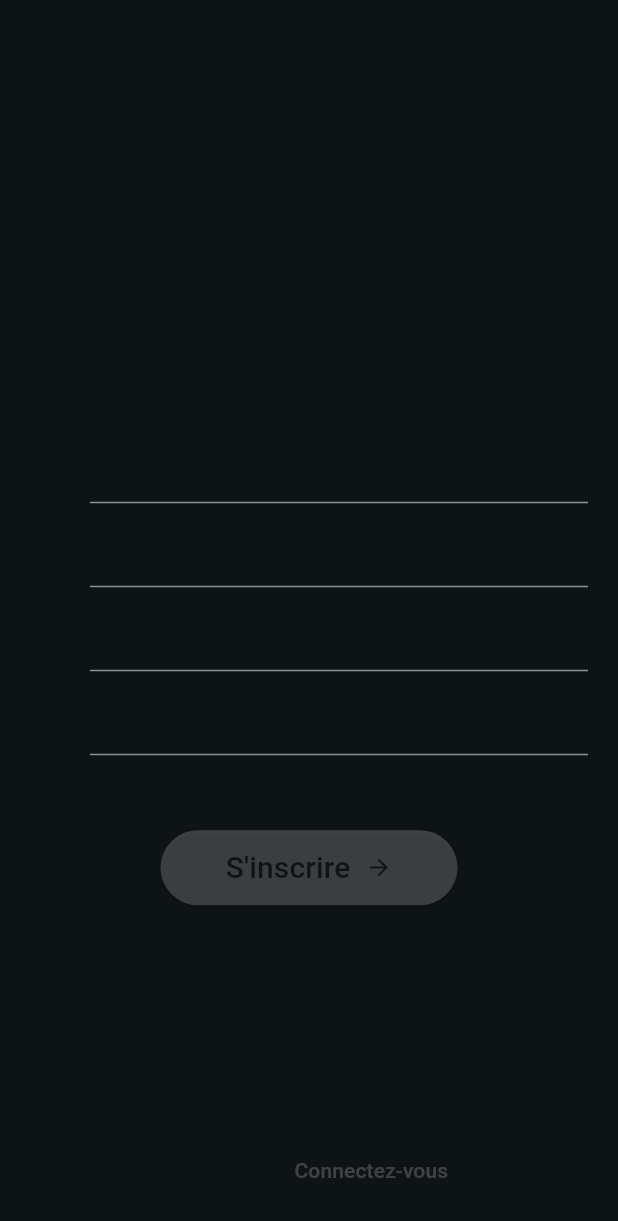
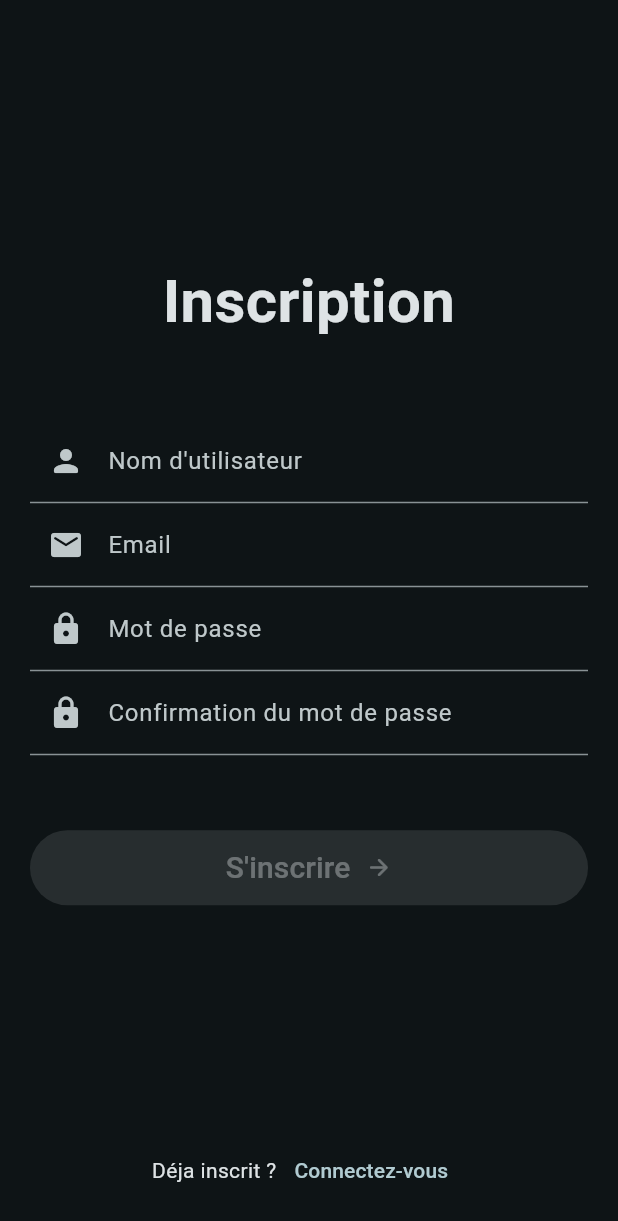
Before and after one commit to aquatracking/mobile-app, a Flutter app: the screen it shows after launch, after a tap on "Inscrivez-vous", on a phone screen of 412 x 824 dp. Shown: the top 1221 px of the screen. Run offline on Flutter 3.47's test engine with Material 2 defaults, Android fonts, the phone set to English and light mode, and no system bars; our stand-ins replace cookie_jar, date_time_picker, dio, dio_cookie_manager, fl_chart, image_cropper and 3 more; missing offline and left inert: eventify.

Commit message:
[REFACTOR] Add Material You to Login and Register screen

```diff
--- a/lib/screen/login_screen.dart
+++ b/lib/screen/login_screen.dart
@@ -1,5 +1,3 @@
-import 'dart:developer';
-
 import 'package:aquatracking/errors/bad_login_error.dart';
 import 'package:aquatracking/model/authentication_model.dart';
 import 'package:aquatracking/screen/main_screen.dart';
@@ -22,7 +20,6 @@ class _LoginScreenState extends State<LoginScreen> {
   Widget build(BuildContext context) {
     AuthenticationService authenticationService = AuthenticationService();
     return Scaffold(
-      backgroundColor: Theme.of(context).backgroundColor,
       body: Padding(
         padding: const EdgeInsets.all(20.0),
         child: Form(
@@ -31,10 +28,9 @@ class _LoginScreenState extends State<LoginScreen> {
             crossAxisAlignment: CrossAxisAlignment.center,
             children: [
               const Spacer(),
-              Text('Connexion',
+              const Text('Connexion',
                   textAlign: TextAlign.center,
                   style: TextStyle(
-                    color: Theme.of(context).primaryColor,
                     fontSize: 40,
                     fontWeight: FontWeight.bold,
                   )),
@@ -42,67 +38,30 @@ class _LoginScreenState extends State<LoginScreen> {
               TextFormField(
                 textInputAction: TextInputAction.next,
                 onChanged: (value) {
-                  authModel.email = value;
+                  setState(() {
+                    authModel.email = value;
+                  });
                 },
-                cursorColor: Theme.of(context).primaryColor,
-                style: TextStyle(
-                  color: Theme.of(context).primaryColor,
-                ),
-                decoration: InputDecoration(
+                decoration: const InputDecoration(
                   labelText: 'Email',
-                  labelStyle: TextStyle(
-                    color: Theme.of(context).primaryColor,
-                  ),
-                  icon: Icon(
-                    Icons.email,
-                    color: Theme.of(context).primaryColor,
-                  ),
-                  focusedBorder: UnderlineInputBorder(
-                    borderSide: BorderSide(
-                      color: Theme.of(context).primaryColor,
-                    ),
-                  ),
+                  prefixIcon: Icon(Icons.email_rounded),
                 ),
               ),
               TextFormField(
                 onChanged: (value) {
-                  authModel.password = value;
+                  setState(() {
+                    authModel.password = value;
+                  });
                 },
-                cursorColor: Theme.of(context).primaryColor,
-                style: TextStyle(
-                  color: Theme.of(context).primaryColor,
-                ),
                 obscureText: true,
-                decoration: InputDecoration(
+                decoration: const InputDecoration(
                   labelText: 'Mot de passe',
-                  labelStyle: TextStyle(
-                    color: Theme.of(context).primaryColor,
-                  ),
-                  icon: Icon(
-                    Icons.lock,
-                    color: Theme.of(context).primaryColor,
-                  ),
-                  focusedBorder: UnderlineInputBorder(
-                    borderSide: BorderSide(
-                      color: Theme.of(context).primaryColor,
-                    ),
-                  ),
+                  prefixIcon: Icon(Icons.lock_rounded),
                 ),
               ),
               const Padding(padding: EdgeInsets.only(top: 50)),
               ElevatedButton(
-                style: ButtonStyle(
-                  backgroundColor: MaterialStateProperty.resolveWith<Color>(
-                    (Set<MaterialState> states) {
-                      if (states.contains(MaterialState.pressed)) {
-                        return const Color(0xFF0781d7);
-                      }
-                      return Theme.of(context)
-                          .highlightColor; // Use the component's default.
-                    },
-                  ),
-                ),
-                onPressed: () {
+                onPressed: !isFormValid() ? null : () {
                   if(authModel.email.isEmpty) {
                     PopupUtils.showError(context, 'Email maquant', 'Veuillez saisir votre email');
                   } else if(authModel.password.isEmpty) {
@@ -121,21 +80,19 @@ class _LoginScreenState extends State<LoginScreen> {
                 },
                 child: SizedBox(
                   height: 50,
-                  width: 150,
+                  width: double.infinity,
                   child: Row(
                     mainAxisAlignment: MainAxisAlignment.center,
-                    children: [
+                    children: const [
                       Text(
                         'Connexion',
                         style: TextStyle(
-                          color: Theme.of(context).primaryColor,
                           fontSize: 20,
                         ),
                       ),
-                      const Padding(padding: EdgeInsets.only(left: 10)),
+                      Padding(padding: EdgeInsets.only(left: 10)),
                       Icon(
-                        Icons.arrow_forward,
-                        color: Theme.of(context).primaryColor,
+                        Icons.arrow_forward_rounded,
                       ),
                     ],
                   ),
@@ -145,15 +102,18 @@ class _LoginScreenState extends State<LoginScreen> {
               Row(
                 mainAxisAlignment: MainAxisAlignment.center,
                 children: [
-                  Text(
+                  const Text(
                     'Pas encore inscrit ?',
-                    style: TextStyle(
-                      color: Theme.of(context).primaryColor,
-                    ),
                   ),
-                  TextButton(onPressed: () {
-                    Navigator.push(context, MaterialPageRoute(builder: (context) => const RegisterScreen()));
-                  }, child: Text('Inscrivez-vous', style: TextStyle(color: Theme.of(context).highlightColor),)),
+                  TextButton(
+                      onPressed: () {
+                        Navigator.push(context, MaterialPageRoute(builder: (context) => const RegisterScreen()));
+                      },
+                      style: TextButton.styleFrom(
+                        foregroundColor: Theme.of(context).colorScheme.secondary,
+                      ),
+                      child: const Text('Inscrivez-vous')
+                  ),
                 ],
               )
             ],
@@ -162,4 +122,8 @@ class _LoginScreenState extends State<LoginScreen> {
       ),
     );
   }
+
+  isFormValid() {
+    return authModel.email.isNotEmpty && authModel.password.isNotEmpty;
+  }
 }
--- a/lib/screen/register_screen.dart
+++ b/lib/screen/register_screen.dart
@@ -17,7 +17,6 @@ class _RegisterScreenState extends State<RegisterScreen> {
   @override
   Widget build(BuildContext context) {
     return Scaffold(
-      backgroundColor: Theme.of(context).backgroundColor,
       body: Padding(
         padding: const EdgeInsets.all(20.0),
         child: Form(
@@ -26,10 +25,9 @@ class _RegisterScreenState extends State<RegisterScreen> {
             crossAxisAlignment: CrossAxisAlignment.center,
             children: [
               const Spacer(),
-              Text('Inscription',
+              const Text('Inscription',
                   textAlign: TextAlign.center,
                   style: TextStyle(
-                    color: Theme.of(context).primaryColor,
                     fontSize: 40,
                     fontWeight: FontWeight.bold,
                   )),
@@ -37,117 +35,55 @@ class _RegisterScreenState extends State<RegisterScreen> {
               TextFormField(
                 textInputAction: TextInputAction.next,
                 onChanged: (value) {
-                  registerModel.username = value;
+                  setState(() {
+                    registerModel.username = value;
+                  });
                 },
-                cursorColor: Theme.of(context).primaryColor,
-                style: TextStyle(
-                  color: Theme.of(context).primaryColor,
-                ),
-                decoration: InputDecoration(
+                decoration: const InputDecoration(
                   labelText: 'Nom d\'utilisateur',
-                  labelStyle: TextStyle(
-                    color: Theme.of(context).primaryColor,
-                  ),
-                  icon: Icon(
-                    Icons.person,
-                    color: Theme.of(context).primaryColor,
-                  ),
-                  focusedBorder: UnderlineInputBorder(
-                    borderSide: BorderSide(
-                      color: Theme.of(context).primaryColor,
-                    ),
-                  ),
+                  prefixIcon: Icon(Icons.person_rounded),
                 ),
               ),
               TextFormField(
                 textInputAction: TextInputAction.next,
                 onChanged: (value) {
-                  registerModel.email = value;
+                  setState(() {
+                    registerModel.email = value;
+                  });
                 },
-                cursorColor: Theme.of(context).primaryColor,
-                style: TextStyle(
-                  color: Theme.of(context).primaryColor,
+                decoration: const InputDecoration(
+                  labelText: 'Email',
+                  prefixIcon: Icon(Icons.email_rounded),
                 ),
-                decoration: InputDecoration(
-                  labelText: 'Email',
-                  labelStyle: TextStyle(
-                    color: Theme.of(context).primaryColor,
-                  ),
-                  icon: Icon(
-                    Icons.email,
-                    color: Theme.of(context).primaryColor,
-                  ),
-                  focusedBorder: UnderlineInputBorder(
-                    borderSide: BorderSide(
-                      color: Theme.of(context).primaryColor,
-                    ),
-                  ),
+              ),
+              TextFormField(
+                textInputAction: TextInputAction.next,
+                onChanged: (value) {
+                  setState(() {
+                    registerModel.password = value;
+                  });
+                },
+                obscureText: true,
+                decoration: const InputDecoration(
+                  labelText: 'Mot de passe',
+                  prefixIcon: Icon(Icons.lock_rounded),
                 ),
               ),
               TextFormField(
                 onChanged: (value) {
-                  registerModel.password = value;
+                  setState(() {
+                    registerModel.passwordConfirmation = value;
+                  });
                 },
-                cursorColor: Theme.of(context).primaryColor,
-                style: TextStyle(
-                  color: Theme.of(context).primaryColor,
-                ),
                 obscureText: true,
-                decoration: InputDecoration(
-                  labelText: 'Mot de passe',
-                  labelStyle: TextStyle(
-                    color: Theme.of(context).primaryColor,
-                  ),
-                  icon: Icon(
-                    Icons.lock,
-                    color: Theme.of(context).primaryColor,
-                  ),
-                  focusedBorder: UnderlineInputBorder(
-                    borderSide: BorderSide(
-                      color: Theme.of(context).primaryColor,
-                    ),
-                  ),
-                ),
-              ),
-              TextFormField(
-                onChanged: (value) {
-                  registerModel.passwordConfirmation = value;
-                },
-                cursorColor: Theme.of(context).primaryColor,
-                style: TextStyle(
-                  color: Theme.of(context).primaryColor,
-                ),
-                obscureText: true,
-                decoration: InputDecoration(
+                decoration: const InputDecoration(
                   labelText: 'Confirmation du mot de passe',
-                  labelStyle: TextStyle(
-                    color: Theme.of(context).primaryColor,
-                  ),
-                  icon: Icon(
-                    Icons.lock,
-                    color: Theme.of(context).primaryColor,
-                  ),
-                  focusedBorder: UnderlineInputBorder(
-                    borderSide: BorderSide(
-                      color: Theme.of(context).primaryColor,
-                    ),
-                  ),
+                  prefixIcon: Icon(Icons.lock_rounded),
                 ),
               ),
               const Padding(padding: EdgeInsets.only(top: 50)),
               ElevatedButton(
-                style: ButtonStyle(
-                  backgroundColor: MaterialStateProperty.resolveWith<Color>(
-                        (Set<MaterialState> states) {
-                      if (states.contains(MaterialState.pressed)) {
-                        return const Color(0xFF0781d7);
-                      }
-                      return Theme.of(context)
-                          .highlightColor; // Use the component's default.
-                    },
-                  ),
-                ),
-                onPressed: () {
+                onPressed: !isFormValid() ? null : () {
                   if(registerModel.username.isEmpty) {
                     PopupUtils.showError(context, 'Nom d\'utilisateur manquant', 'Veuillez entrer un nom d\'utilisateur');
                   } else if(registerModel.email.isEmpty) {
@@ -162,21 +98,19 @@ class _RegisterScreenState extends State<RegisterScreen> {
                 },
                 child: SizedBox(
                   height: 50,
-                  width: 150,
+                  width: double.infinity,
                   child: Row(
                     mainAxisAlignment: MainAxisAlignment.center,
-                    children: [
+                    children: const [
                       Text(
                         'S\'inscrire',
                         style: TextStyle(
-                          color: Theme.of(context).primaryColor,
                           fontSize: 20,
                         ),
                       ),
-                      const Padding(padding: EdgeInsets.only(left: 10)),
+                      Padding(padding: EdgeInsets.only(left: 10)),
                       Icon(
-                        Icons.arrow_forward,
-                        color: Theme.of(context).primaryColor,
+                        Icons.arrow_forward_rounded,
                       ),
                     ],
                   ),
@@ -186,15 +120,18 @@ class _RegisterScreenState extends State<RegisterScreen> {
               Row(
                 mainAxisAlignment: MainAxisAlignment.center,
                 children: [
-                  Text(
-                    'Déja inscrit ?',
-                    style: TextStyle(
-                      color: Theme.of(context).primaryColor,
-                    ),
+                  const Text(
+                    'Déja inscrit ?'
                   ),
-                  TextButton(onPressed: () {
-                    Navigator.push(context, MaterialPageRoute(builder: (context) => const LoginScreen()));
-                  }, child: Text('Connectez-vous', style: TextStyle(color: Theme.of(context).highlightColor),)),
+                  TextButton(
+                      onPressed: () {
+                        Navigator.push(context, MaterialPageRoute(builder: (context) => const LoginScreen()));
+                      },
+                      style: TextButton.styleFrom(
+                        foregroundColor: Theme.of(context).colorScheme.secondary,
+                      ),
+                      child: const Text('Connectez-vous')
+                  ),
                 ],
               )
             ],
@@ -203,4 +140,8 @@ class _RegisterScreenState extends State<RegisterScreen> {
       ),
     );
   }
+
+  isFormValid() {
+    return registerModel.username.isNotEmpty && registerModel.email.isNotEmpty && registerModel.password.isNotEmpty && registerModel.passwordConfirmation.isNotEmpty;
+  }
 }
```
